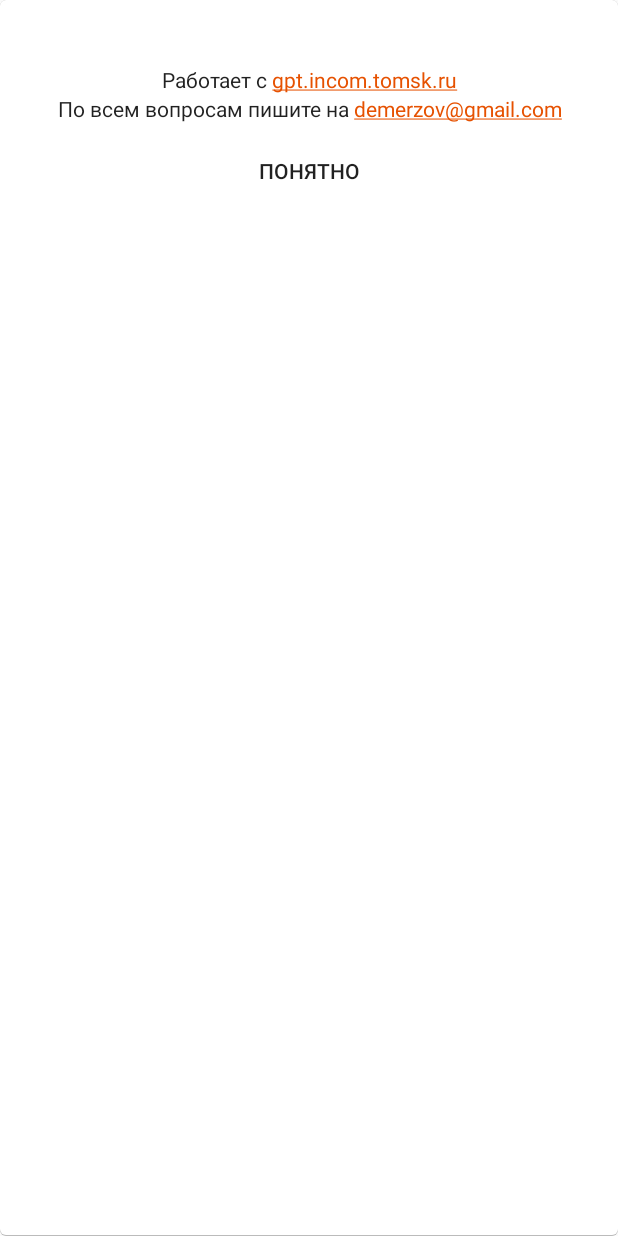
After one commit to micdm/transport-live-2, an Android app: the layout v__about.xml on its own in the app's theme, with its tools: preview values and no code run, on a phone screen of 412 x 824 dp. The commit adds this screen. Run offline under Robolectric (Android 15) with nearby library versions, the phone set to English and light mode, and no system bars.

Commit message:
new: добавляем простенький about

```diff
--- a/app/src/main/java/micdm/transportlive/ActivityComponent.java
+++ b/app/src/main/java/micdm/transportlive/ActivityComponent.java
@@ -3,6 +3,7 @@ package micdm.transportlive;
 import dagger.Subcomponent;
 import micdm.transportlive.ui.VehiclesController;
 import micdm.transportlive.ui.misc.MarkerIconBuilder;
+import micdm.transportlive.ui.views.AboutView;
 import micdm.transportlive.ui.views.CannotLoadView;
 import micdm.transportlive.ui.views.ClearableEditText;
 import micdm.transportlive.ui.views.CustomMapView;
@@ -23,6 +24,7 @@ public interface ActivityComponent {
     void inject(SearchRouteView target);
     void inject(SelectedRoutesView target);
     void inject(ClearableEditText target);
+    void inject(AboutView target);
 
     @Subcomponent.Builder
     interface Builder {
--- a/app/src/main/java/micdm/transportlive/ui/views/BaseView.java
+++ b/app/src/main/java/micdm/transportlive/ui/views/BaseView.java
@@ -33,8 +33,8 @@ public abstract class BaseView extends FrameLayout {
     }
 
     private void createViewHierarchy() {
-        inflateContent(layoutInflater);
         if (!isInEditMode()) {
+            inflateContent(layoutInflater);
             ButterKnife.bind(this);
             setupViews();
         }
--- a/app/src/main/res/layout/c__vehicles.xml
+++ b/app/src/main/res/layout/c__vehicles.xml
@@ -21,6 +21,7 @@
             android:layout_marginTop="64dp"
             android:layout_alignParentRight="true"/>
         <micdm.transportlive.ui.views.SearchRouteView
+            android:id="@+id/v__vehicles__search_route"
             android:layout_width="match_parent"
             android:layout_height="wrap_content"
             android:layout_margin="8dp"/>
@@ -30,4 +31,9 @@
         android:layout_width="wrap_content"
         android:layout_height="wrap_content"
         android:layout_gravity="center"/>
+    <micdm.transportlive.ui.views.AboutView
+        android:id="@+id/v__vehicles__about"
+        android:layout_width="300dp"
+        android:layout_height="wrap_content"
+        android:layout_gravity="center"/>
 </FrameLayout>
--- /dev/null
+++ b/app/src/main/res/layout/v__about.xml
@@ -0,0 +1,38 @@
+<?xml version="1.0" encoding="utf-8"?>
+<LinearLayout xmlns:android="http://schemas.android.com/apk/res/android"
+    android:layout_width="match_parent"
+    android:layout_height="match_parent"
+    android:orientation="vertical"
+    android:paddingLeft="16dp"
+    android:paddingRight="16dp"
+    android:paddingTop="8dp"
+    android:background="@drawable/search_route_background">
+    <TextView
+        android:id="@+id/v__about__title"
+        android:layout_width="match_parent"
+        android:layout_height="wrap_content"
+        android:gravity="center"
+        android:textAppearance="@style/TextAppearance.AppCompat.Title"/>
+    <TextView
+        android:layout_width="match_parent"
+        android:layout_height="wrap_content"
+        android:layout_marginTop="8dp"
+        android:gravity="center"
+        android:autoLink="web"
+        android:text="@string/v__about__source"
+        android:textAppearance="@style/TextAppearance.AppCompat.Body1"/>
+    <TextView
+        android:layout_width="match_parent"
+        android:layout_height="wrap_content"
+        android:gravity="center"
+        android:autoLink="email"
+        android:text="@string/v__about__author"
+        android:textAppearance="@style/TextAppearance.AppCompat.Body1"/>
+    <Button
+        android:id="@+id/v__about__ok"
+        android:layout_width="match_parent"
+        android:layout_height="wrap_content"
+        android:layout_marginTop="8dp"
+        android:text="@string/v__about__ok"
+        style="@style/Widget.AppCompat.Button.Borderless"/>
+</LinearLayout>
--- a/app/src/main/res/values/strings.xml
+++ b/app/src/main/res/values/strings.xml
@@ -11,4 +11,8 @@
     <string name="v__search_route__input">Номер, конечная остановка…</string>
     <string name="v__search_route__route">%1$s №%2$s (%3$s → %4$s)</string>
     <string name="v__custom_map__no_vehicles">Кажется, весь транспорт в парке</string>
+    <string name="v__about__title">%1$s v%2$s</string>
+    <string name="v__about__source">Работает с gpt.incom.tomsk.ru</string>
+    <string name="v__about__author">По всем вопросам пишите на demerzov@gmail.com</string>
+    <string name="v__about__ok">Понятно</string>
 </resources>
```
Also changed, not shown: app/src/main/java/micdm/transportlive/ui/VehiclesController.java (+20 -1 lines), app/src/main/java/micdm/transportlive/ui/views/AboutView.java (added, +50 -0 lines), app/src/main/java/micdm/transportlive/ui/views/SearchRouteView.java (+8 -0 lines), app/src/main/res/drawable/ic_info.xml (added, +9 -0 lines), app/src/main/res/layout/v__search_route.xml (+18 -3 lines).
